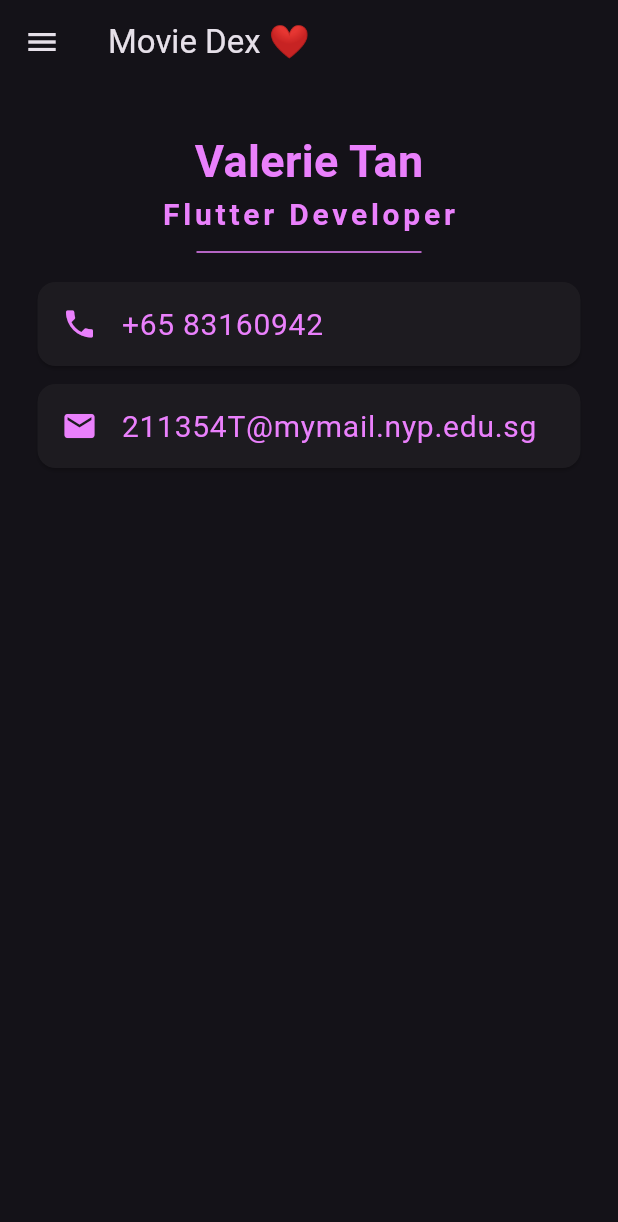
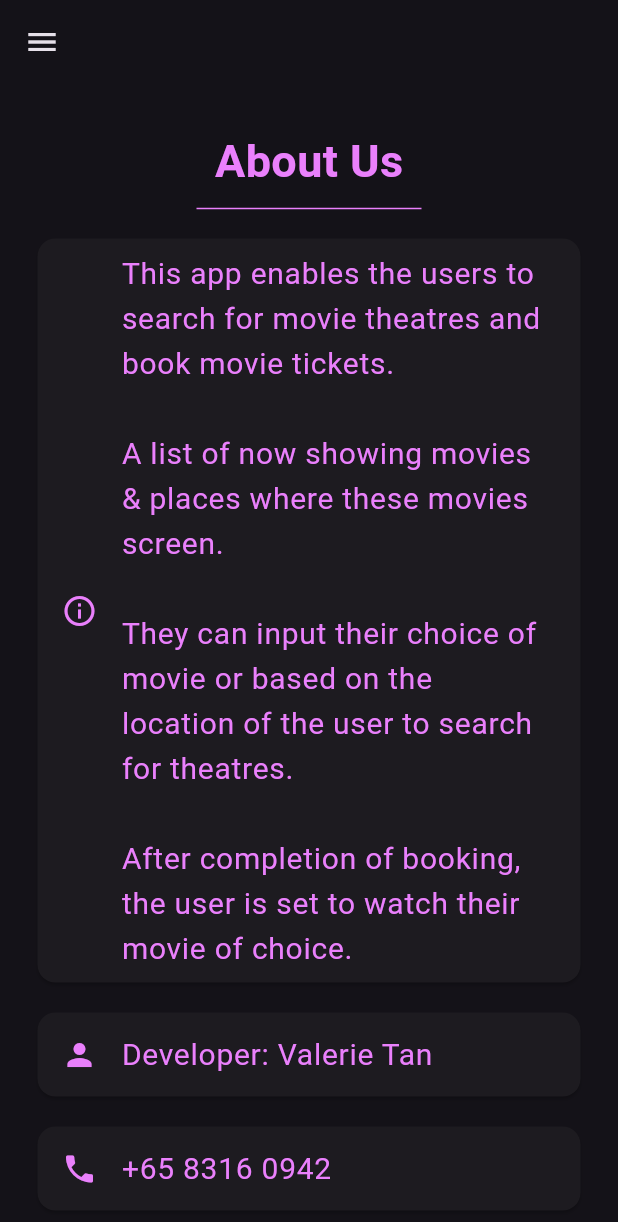
Before and after one commit to ValElizaTan/Movie-Dex, a Flutter app: the screen it shows after launch, in the side drawer, after a tap on "Sign In", on a phone screen of 412 x 824 dp. Shown: the top 1222 px of the screen. Run offline on Flutter 3.47's test engine with Material 3 defaults, Android fonts, the phone set to English and light mode, and no system bars; our stand-ins replace firebase_auth, firebase_core, fluttertoast, get, getwidget, google_fonts and 2 more; missing offline and left inert: tmdb_api; accounts and stored records are empty; Roboto replaces fonts that are missing (Pacifico, SourceSansPro).

```diff
--- a/lib/main.dart
+++ b/lib/main.dart
@@ -2,6 +2,7 @@ import 'package:flutter/material.dart';
 import 'package:get/get.dart';
 import 'package:firebase_core/firebase_core.dart';
 import 'package:project_1/screen/aboutus.dart';
+import 'package:project_1/screen/ticket.dart';
 
 import 'controllers/UserController.dart';
 import 'screen/drawer.dart';
--- a/lib/screen/aboutus.dart
+++ b/lib/screen/aboutus.dart
@@ -5,35 +5,23 @@ import 'drawer.dart';
 class AboutUs extends StatelessWidget {
   @override
   Widget build(BuildContext context) {
-    return Scaffold(
-      appBar: AppBar(
-        title: Text('Movie Dex ❤️'),
+    return Scaffold(appBar: AppBar(
+        title: Text(''),
       ),
       drawer: MyDrawer(),
       body: SingleChildScrollView(
         child: Column(
           mainAxisAlignment: MainAxisAlignment.center,
           children: <Widget>[
-            /* CircleAvatar(
-                radius: 70, backgroundImage: AssetImage('images/arslan.jpg')), */
             SizedBox(
               height: 30,
             ),
             Text(
-              'Valerie Tan',
+              'About Us',
               style: TextStyle(
                   fontFamily: 'Pacifico',
                   color: Colors.purpleAccent[100],
                   fontSize: 30,
-                  fontWeight: FontWeight.bold),
-            ),
-            Text(
-              'Flutter Developer',
-              style: TextStyle(
-                  fontFamily: 'SourceSansPro',
-                  letterSpacing: 2.5,
-                  color: Colors.purpleAccent[100],
-                  fontSize: 20,
                   fontWeight: FontWeight.bold),
             ),
             SizedBox(
@@ -47,11 +35,47 @@ class AboutUs extends StatelessWidget {
               margin: EdgeInsets.symmetric(vertical: 10, horizontal: 25),
               child: ListTile(
                 leading: Icon(
+                  Icons.info_outlined,
+                  color: Colors.purpleAccent[100],
+                ),
+                title: Text(
+                  'This app enables the users to search for movie theatres and book movie tickets.\n\n'
+                  'A list of now showing movies & places where these movies screen. \n\n'
+                  'They can input their choice of movie or based on the location of the user to search for theatres. \n\n'
+                  'After completion of booking, the user is set to watch their movie of choice.',
+                  style: TextStyle(
+                      fontFamily: 'SourceSansPro',
+                      color: Colors.purpleAccent[100],
+                      fontSize: 20),
+                ),
+              ),
+            ),
+            Card(
+              margin: EdgeInsets.symmetric(vertical: 10, horizontal: 25),
+              child: ListTile(
+                leading: Icon(
+                  Icons.person,
+                  color: Colors.purpleAccent[100],
+                ),
+                title: Text(
+                  'Developer: Valerie Tan',
+                  style: TextStyle(
+                    fontFamily: 'SourceSansPro',
+                    color: Colors.purpleAccent[100],
+                    fontSize: 20,
+                  ),
+                ),
+              ),
+            ),
+            Card(
+              margin: EdgeInsets.symmetric(vertical: 10, horizontal: 25),
+              child: ListTile(
+                leading: Icon(
                   Icons.phone,
                   color: Colors.purpleAccent[100],
                 ),
                 title: Text(
-                  '+65 83160942',
+                  '+65 8316 0942',
                   style: TextStyle(
                     fontFamily: 'SourceSansPro',
                     color: Colors.purpleAccent[100],
--- a/lib/screen/drawer.dart
+++ b/lib/screen/drawer.dart
@@ -56,13 +56,6 @@ class MyDrawer extends StatelessWidget {
                             color: Colors.white),
                       ),
                     ),
-                    SizedBox(
-                      height: 3,
-                    ),
-                    Text(
-                      'super_hero@nyp.edu.sg',
-                      style: TextStyle(fontSize: 12, color: Colors.white),
-                    ),
                   ],
                 ),
               ),
```
Also changed, not shown: lib/controllers/CartController.dart (+10 -11 lines), lib/description.dart (+20 -7 lines), lib/screen/CartPage.dart (added, +98 -0 lines), lib/screen/DetailPage.dart (+4 -19 lines), lib/screen/ticket.dart (+23 -22 lines), pubspec.yaml (+9 -9 lines), images/ticket_1.png (added), images/ticket_2.png (added), images/ticket_3.png (added), images/ticket_4.png (added), images/ticket_5.png (added), images/ticket_6.png (added), images/ticket_7.png (added), images/ticket_8.png (added), 2 more files.
